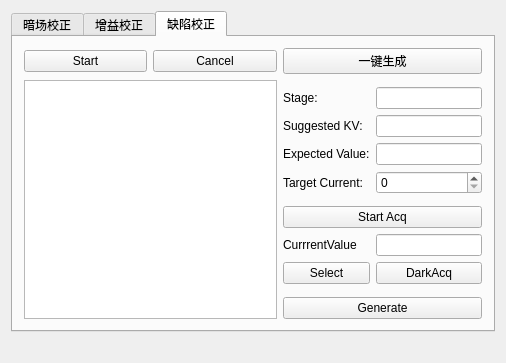
This is RayimDR/UI/CreateCorrectTemplateDlg.ui in wangyunfu1996/RayimDR as Qt 5 draws it before an edit. The edited form follows.
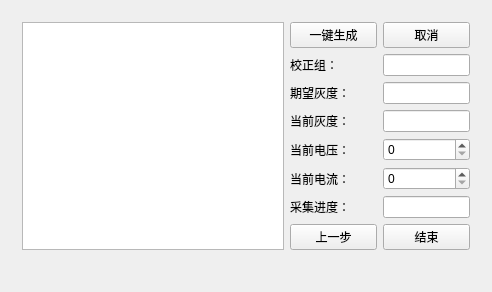
This is the edited form. The open tabs and pages were chosen to show the change. Custom widgets are drawn as their Qt base class.

Commit message: 一键生成暗场校正；亮场矫正；缺陷校正；

```diff
--- a/RayimDR/UI/CreateCorrectTemplateDlg.ui
+++ b/RayimDR/UI/CreateCorrectTemplateDlg.ui
@@ -6,8 +6,8 @@
    <rect>
     <x>0</x>
     <y>0</y>
-    <width>506</width>
-    <height>329</height>
+    <width>492</width>
+    <height>272</height>
    </rect>
   </property>
   <property name="windowTitle">
@@ -15,17 +15,14 @@
   </property>
   <layout class="QGridLayout" name="gridLayout">
    <item row="0" column="0">
-    <widget class="QTabWidget" name="tabWidget">
+    <widget class="QStackedWidget" name="stackedWidget">
      <property name="currentIndex">
       <number>0</number>
      </property>
-     <widget class="QWidget" name="tab_offset">
-      <attribute name="title">
-       <string>暗场校正</string>
-      </attribute>
-      <layout class="QGridLayout" name="gridLayout_2">
-       <item row="1" column="1">
-        <widget class="QPushButton" name="pushButton_OffsetGenerationStart">
+     <widget class="QWidget" name="page_Offset">
+      <layout class="QGridLayout" name="gridLayout_2" columnstretch="1,1,1,1">
+       <item row="2" column="1">
+        <widget class="ElaText" name="label_OffsetProgress">
          <property name="text">
           <string>执行暗场校正</string>
          </property>
@@ -99,11 +96,11 @@
        </item>
       </layout>
      </widget>
-     <widget class="QWidget" name="tab_gain">
-      <attribute name="title">
-       <string>增益校正</string>
-      </attribute>
-      <layout class="QGridLayout" name="gridLayout_3" columnstretch="8,1,1">
+     <widget class="QWidget" name="page_Gain">
+      <layout class="QGridLayout" name="gridLayout_3" columnstretch="6,2,2">
+       <item row="0" column="0" rowspan="7">
+        <widget class="QGraphicsView" name="graphicsView_GainImageView"/>
+       </item>
        <item row="0" column="1">
         <widget class="QPushButton" name="pushButton_Gain">
          <property name="text">
@@ -202,112 +199,98 @@
        </item>
       </layout>
      </widget>
-     <widget class="QWidget" name="tab_defect">
-      <attribute name="title">
-       <string>缺陷校正</string>
-      </attribute>
-      <layout class="QGridLayout" name="gridLayout_6">
-       <item row="0" column="0">
-        <widget class="QPushButton" name="pushButton_DefectInit">
+     <widget class="QWidget" name="page_Defect">
+      <layout class="QGridLayout" name="gridLayout_4" columnstretch="6,2,2">
+       <item row="2" column="1">
+        <widget class="ElaText" name="label_14">
          <property name="text">
-          <string>Start</string>
+          <string>期望灰度：</string>
          </property>
         </widget>
        </item>
-       <item row="9" column="3">
-        <widget class="QPushButton" name="pushButton">
+       <item row="5" column="1">
+        <widget class="ElaText" name="label_11">
          <property name="text">
-          <string>DarkAcq</string>
-         </property>
-        </widget>
-       </item>
-       <item row="7" column="2" colspan="2">
-        <widget class="QPushButton" name="pushButton_13">
-         <property name="text">
-          <string>Start Acq</string>
-         </property>
-        </widget>
-       </item>
-       <item row="11" column="2" colspan="2">
-        <widget class="QPushButton" name="pushButton_12">
-         <property name="text">
-          <string>Generate</string>
-         </property>
-        </widget>
-       </item>
-       <item row="5" column="3">
-        <widget class="QSpinBox" name="spinBox_3"/>
-       </item>
-       <item row="8" column="2">
-        <widget class="QLabel" name="label_12">
-         <property name="text">
-          <string>CurrrentValue</string>
-         </property>
-        </widget>
-       </item>
-       <item row="4" column="2">
-        <widget class="QLabel" name="label_14">
-         <property name="text">
-          <string>Expected Value:</string>
-         </property>
-        </widget>
-       </item>
-       <item row="9" column="2">
-        <widget class="QPushButton" name="pushButton_15">
-         <property name="text">
-          <string>Select</string>
+          <string>当前电流：</string>
          </property>
         </widget>
        </item>
        <item row="5" column="2">
-        <widget class="QLabel" name="label_11">
-         <property name="text">
-          <string>Target Current:</string>
-         </property>
-        </widget>
+        <widget class="ElaSpinBox" name="spinBox_DefectCurrent"/>
        </item>
-       <item row="2" column="2">
-        <widget class="QLabel" name="label_13">
-         <property name="text">
-          <string>Stage:</string>
-         </property>
-        </widget>
-       </item>
-       <item row="8" column="3">
-        <widget class="QLineEdit" name="lineEdit_9"/>
-       </item>
-       <item row="4" column="3">
-        <widget class="QLineEdit" name="lineEdit_8"/>
-       </item>
-       <item row="3" column="2">
-        <widget class="QLabel" name="label_16">
-         <property name="text">
-          <string>Suggested KV:</string>
-         </property>
-        </widget>
-       </item>
-       <item row="0" column="2" colspan="2">
-        <widget class="QPushButton" name="pushButton_Defect">
+       <item row="0" column="1">
+        <widget class="ElaPushButton" name="pushButton_Defect">
          <property name="text">
           <string>一键生成</string>
          </property>
         </widget>
        </item>
-       <item row="2" column="3">
-        <widget class="QLineEdit" name="lineEdit_7"/>
+       <item row="0" column="2">
+        <widget class="ElaPushButton" name="pushButton_DefectAbort">
+         <property name="text">
+          <string>取消</string>
+         </property>
+        </widget>
        </item>
-       <item row="3" column="3">
-        <widget class="QLineEdit" name="lineEdit_10"/>
+       <item row="4" column="2">
+        <widget class="ElaSpinBox" name="spinBox_DefectVoltage"/>
        </item>
-       <item row="0" column="1">
-        <widget class="QPushButton" name="pushButton_DefectAbort">
+       <item row="6" column="2">
+        <widget class="ElaLineEdit" name="lineEdit_DefectProgress"/>
+       </item>
+       <item row="1" column="1">
+        <widget class="ElaText" name="label_13">
          <property name="text">
-          <string>Cancel</string>
+          <string>校正组：</string>
          </property>
         </widget>
        </item>
-       <item row="1" column="0" rowspan="11" colspan="2">
-        <widget class="QGraphicsView" name="graphicsView_3"/>
+       <item row="3" column="2">
+        <widget class="ElaLineEdit" name="lineEdit_DefectCurrentGray"/>
+       </item>
+       <item row="6" column="1">
+        <widget class="ElaText" name="label">
+         <property name="text">
+          <string>采集进度：</string>
+         </property>
+        </widget>
+       </item>
+       <item row="2" column="2">
+        <widget class="ElaLineEdit" name="lineEdit_DefectExceptedGray"/>
+       </item>
+       <item row="4" column="1">
+        <widget class="ElaText" name="label_16">
+         <property name="text">
+          <string>当前电压：</string>
+         </property>
+        </widget>
+       </item>
+       <item row="3" column="1">
+        <widget class="ElaText" name="label_12">
+         <property name="text">
+          <string>当前灰度：</string>
+         </property>
+        </widget>
+       </item>
+       <item row="1" column="2">
+        <widget class="ElaLineEdit" name="lineEdit_DefectGroup"/>
+       </item>
+       <item row="7" column="1">
+        <widget class="ElaPushButton" name="pushButton_ReturnToGain">
+         <property name="text">
+          <string>上一步</string>
+         </property>
+        </widget>
+       </item>
+       <item row="7" column="2">
+        <widget class="ElaPushButton" name="pushButton_Done">
+         <property name="text">
+          <string>结束</string>
+         </property>
+        </widget>
+       </item>
+       <item row="0" column="0" rowspan="8">
+        <widget class="QGraphicsView" name="graphicsView_DefectImageView"/>
        </item>
       </layout>
      </widget>
@@ -323,6 +306,28 @@
   </layout>
  </widget>
  <layoutdefault spacing="6" margin="11"/>
+ <customwidgets>
+  <customwidget>
+   <class>ElaText</class>
+   <extends>QLabel</extends>
+   <header>ElaText.h</header>
+  </customwidget>
+  <customwidget>
+   <class>ElaPushButton</class>
+   <extends>QPushButton</extends>
+   <header>ElaPushButton.h</header>
+  </customwidget>
+  <customwidget>
+   <class>ElaSpinBox</class>
+   <extends>QSpinBox</extends>
+   <header>ElaSpinBox.h</header>
+  </customwidget>
+  <customwidget>
+   <class>ElaLineEdit</class>
+   <extends>QLineEdit</extends>
+   <header>ElaLineEdit.h</header>
+  </customwidget>
+ </customwidgets>
  <resources/>
  <connections/>
 </ui>
```
Left out of the diff: 120 changed lines with no effect on the pictures. The commit also changes 5 other files.
